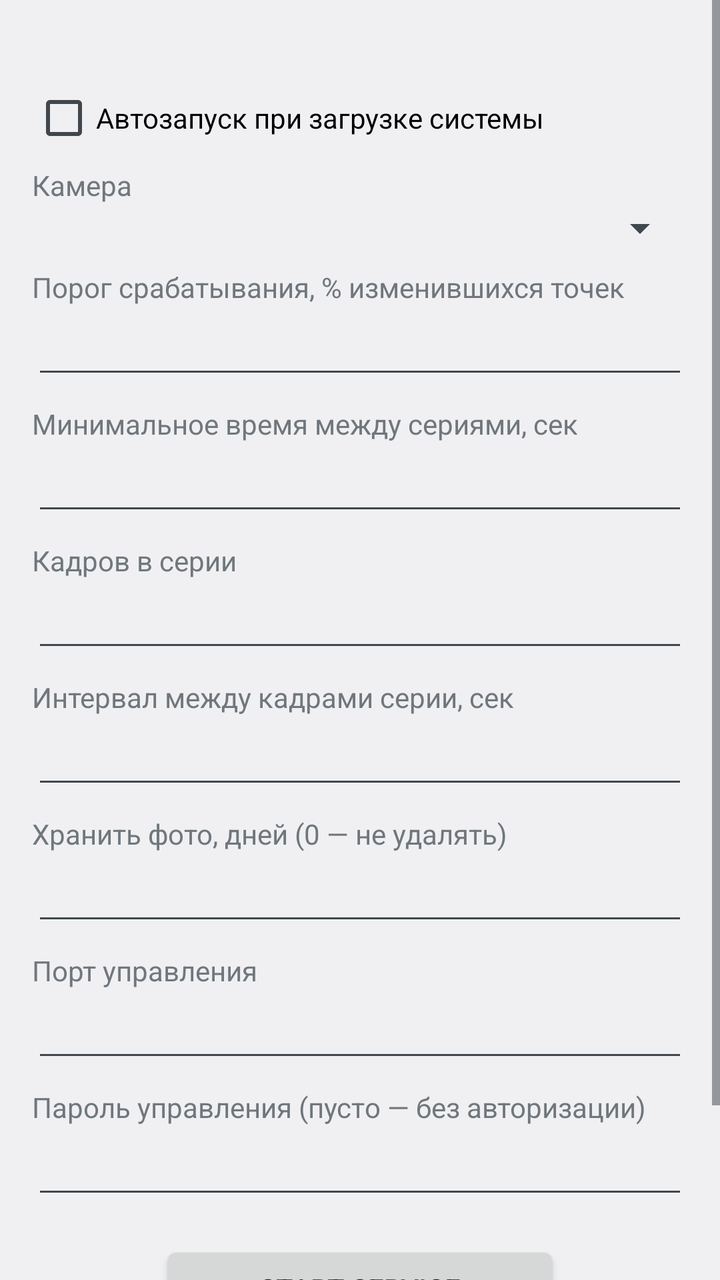
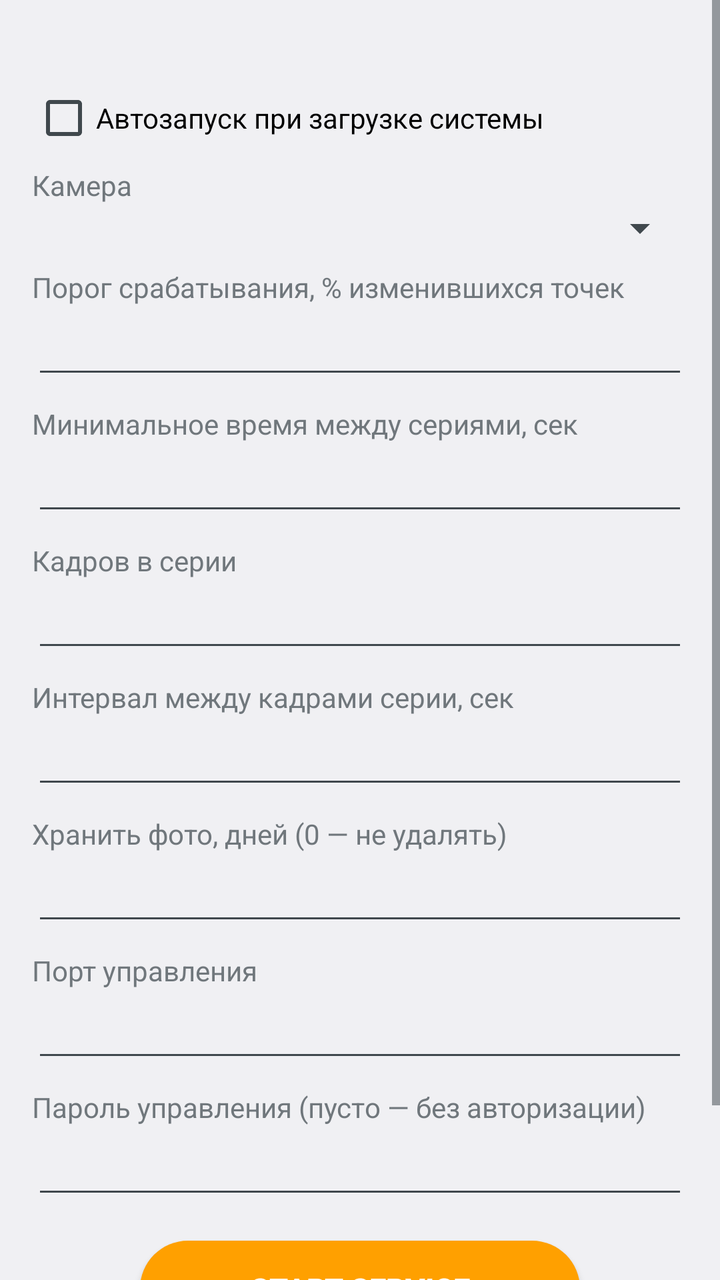

An Android layout rendered at two revisions. The XML below is the earlier revision; the diff shows what the commit changed to produce the second picture.
<!-- AndroidManifest.xml: application theme android:Theme.DeviceDefault.Light -->
<!-- res/layout/activity_main.xml -->
<?xml version="1.0" encoding="utf-8"?>
<ScrollView xmlns:android="http://schemas.android.com/apk/res/android"
    android:layout_width="match_parent"
    android:layout_height="match_parent">

    <LinearLayout
        android:layout_width="match_parent"
        android:layout_height="wrap_content"
        android:focusable="true"
        android:focusableInTouchMode="true"
        android:orientation="vertical"
        android:padding="16dp">

        <TextView
            android:id="@+id/tvStatus"
            android:layout_width="match_parent"
            android:layout_height="wrap_content"
            android:paddingBottom="8dp" />

        <CheckBox
            android:id="@+id/cbAuto"
            android:layout_width="match_parent"
            android:layout_height="wrap_content"
            android:text="Автозапуск при загрузке системы" />

        <TextView
            android:layout_width="match_parent"
            android:layout_height="wrap_content"
            android:paddingTop="8dp"
            android:text="Камера" />

        <Spinner
            android:id="@+id/spCam"
            android:layout_width="match_parent"
            android:layout_height="wrap_content" />

        <TextView
            android:layout_width="match_parent"
            android:layout_height="wrap_content"
            android:paddingTop="8dp"
            android:text="Порог срабатывания, % изменившихся точек" />

        <EditText
            android:id="@+id/eThr"
            android:layout_width="match_parent"
            android:layout_height="wrap_content"
            android:inputType="numberDecimal" />

        <TextView
            android:layout_width="match_parent"
            android:layout_height="wrap_content"
            android:paddingTop="8dp"
            android:text="Минимальное время между сериями, сек" />

        <EditText
            android:id="@+id/eGap"
            android:layout_width="match_parent"
            android:layout_height="wrap_content"
            android:inputType="number" />

        <TextView
            android:layout_width="match_parent"
            android:layout_height="wrap_content"
            android:paddingTop="8dp"
            android:text="Кадров в серии" />

        <EditText
            android:id="@+id/eCnt"
            android:layout_width="match_parent"
            android:layout_height="wrap_content"
            android:inputType="number" />

        <TextView
            android:layout_width="match_parent"
            android:layout_height="wrap_content"
            android:paddingTop="8dp"
            android:text="Интервал между кадрами серии, сек" />

        <EditText
            android:id="@+id/eInt"
            android:layout_width="match_parent"
            android:layout_height="wrap_content"
            android:inputType="numberDecimal" />

        <TextView
            android:layout_width="match_parent"
            android:layout_height="wrap_content"
            android:paddingTop="8dp"
            android:text="Хранить фото, дней (0 — не удалять)" />

        <EditText
            android:id="@+id/eKeep"
            android:layout_width="match_parent"
            android:layout_height="wrap_content"
            android:inputType="number" />

        <TextView
            android:layout_width="match_parent"
            android:layout_height="wrap_content"
            android:paddingTop="8dp"
            android:text="Порт управления" />

        <EditText
            android:id="@+id/ePort"
            android:layout_width="match_parent"
            android:layout_height="wrap_content"
            android:inputType="number" />

        <TextView
            android:layout_width="match_parent"
            android:layout_height="wrap_content"
            android:paddingTop="8dp"
            android:text="Пароль управления (пусто — без авторизации)" />

        <EditText
            android:id="@+id/ePass"
            android:layout_width="match_parent"
            android:layout_height="wrap_content"
            android:inputType="text" />

        <Button
            android:id="@+id/btnSave"
            android:layout_width="wrap_content"
            android:layout_height="wrap_content"
            android:layout_gravity="center_horizontal"
            android:minWidth="200dp"
            android:layout_marginTop="16dp"
            android:text="START SERVICE" />

        <TextView
            android:id="@+id/tvHint"
            android:layout_width="match_parent"
            android:layout_height="wrap_content"
            android:paddingTop="12dp"
            android:textSize="12sp" />

        <TextView
            android:id="@+id/tvVer"
            android:layout_width="match_parent"
            android:layout_height="wrap_content"
            android:paddingTop="12dp"
            android:textSize="12sp" />
    </LinearLayout>
</ScrollView>
<!-- resources referenced by this layout -->
<resources>

</resources>

<!-- the commit's change to res/layout/activity_main.xml (unified diff, before → after) -->
@@ -123,9 +123,18 @@
             android:layout_width="wrap_content"
             android:layout_height="wrap_content"
             android:layout_gravity="center_horizontal"
-            android:minWidth="200dp"
             android:layout_marginTop="16dp"
-            android:text="START SERVICE" />
+            android:background="@drawable/btn_start"
+            android:minWidth="220dp"
+            android:minHeight="48dp"
+            android:paddingBottom="12dp"
+            android:paddingLeft="32dp"
+            android:paddingRight="32dp"
+            android:paddingTop="12dp"
+            android:text="START SERVICE"
+            android:textColor="@color/btn_text"
+            android:textSize="15sp"
+            android:textStyle="bold" />
 
         <TextView
             android:id="@+id/tvHint"
<!-- resource entries referenced after the edit -->
@@ -1,5 +1,23 @@
 <!-- resources referenced by this layout -->
 <resources>
-
+  <color name="btn_text">#FFFFFF</color>
+  <!-- drawable btn_start (drawable) -->
+  <?xml version="1.0" encoding="utf-8"?>
+  <selector xmlns:android="http://schemas.android.com/apk/res/android">
+      <item android:state_pressed="true">
+          <shape android:shape="rectangle">
+              <solid android:color="@color/btn_start_pressed" />
+              <corners android:radius="100dp" />
+          </shape>
+      </item>
+      <item>
+          <shape android:shape="rectangle">
+              <solid android:color="@color/btn_start" />
+              <corners android:radius="100dp" />
+          </shape>
+      </item>
+  </selector>
+  <color name="btn_start_pressed">#E65100</color>
+  <color name="btn_start">#FFA000</color>
 </resources>
 
